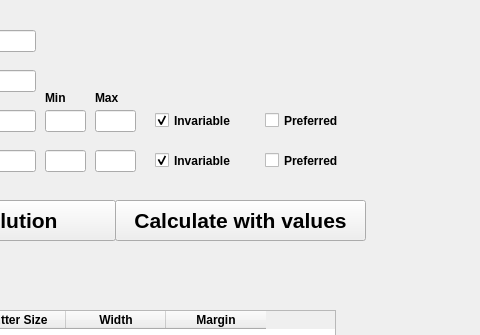
Above: MainWindow.ui from PolarityFive/DeCal before the change; both pictures show x 135 to 615 and y 0 to 335 of the 1226 by 901 pixel window. Below: the same form after it.
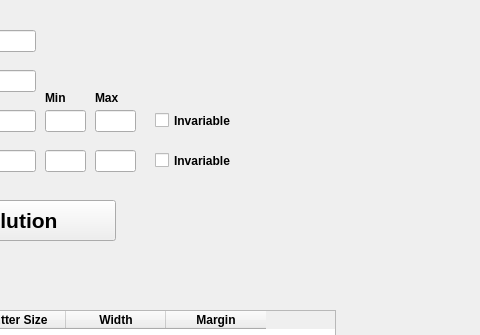
That is the form after the change.

What changed in the file:
```diff
--- a/MainWindow.ui
+++ b/MainWindow.ui
@@ -95,37 +95,6 @@
      <string>Columns</string>
     </property>
    </widget>
-   <widget class="QPushButton" name="calculateCurrentValuesButton">
-    <property name="enabled">
-     <bool>true</bool>
-    </property>
-    <property name="geometry">
-     <rect>
-      <x>250</x>
-      <y>200</y>
-      <width>251</width>
-      <height>41</height>
-     </rect>
-    </property>
-    <property name="minimumSize">
-     <size>
-      <width>20</width>
-      <height>20</height>
-     </size>
-    </property>
-    <property name="font">
-     <font>
-      <pointsize>16</pointsize>
-      <bold>true</bold>
-     </font>
-    </property>
-    <property name="text">
-     <string>Calculate with values</string>
-    </property>
-    <property name="default">
-     <bool>false</bool>
-    </property>
-   </widget>
    <widget class="QCheckBox" name="gutterInvariableCheckBox">
     <property name="geometry">
      <rect>
@@ -139,22 +108,6 @@
      <string>Invariable</string>
     </property>
     <property name="checked">
-     <bool>true</bool>
-    </property>
-   </widget>
-   <widget class="QCheckBox" name="gutterPreferredCheckBox">
-    <property name="geometry">
-     <rect>
-      <x>400</x>
-      <y>110</y>
-      <width>81</width>
-      <height>21</height>
-     </rect>
-    </property>
-    <property name="text">
-     <string>Preferred</string>
-    </property>
-    <property name="checked">
      <bool>false</bool>
     </property>
    </widget>
@@ -171,20 +124,7 @@
      <string>Invariable</string>
     </property>
     <property name="checked">
-     <bool>true</bool>
-    </property>
-   </widget>
-   <widget class="QCheckBox" name="columnPreferredCheckBox">
-    <property name="geometry">
-     <rect>
-      <x>400</x>
-      <y>150</y>
-      <width>81</width>
-      <height>21</height>
-     </rect>
-    </property>
-    <property name="text">
-     <string>Preferred</string>
+     <bool>false</bool>
     </property>
    </widget>
    <widget class="QLineEdit" name="widthLineEdit">
```
